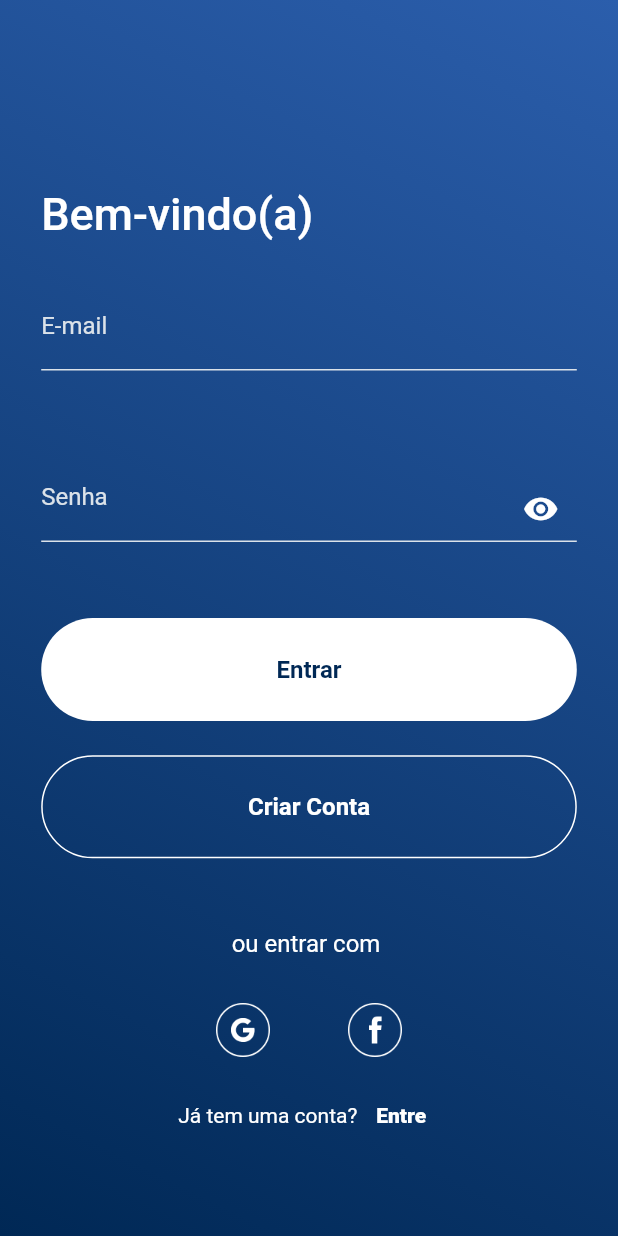
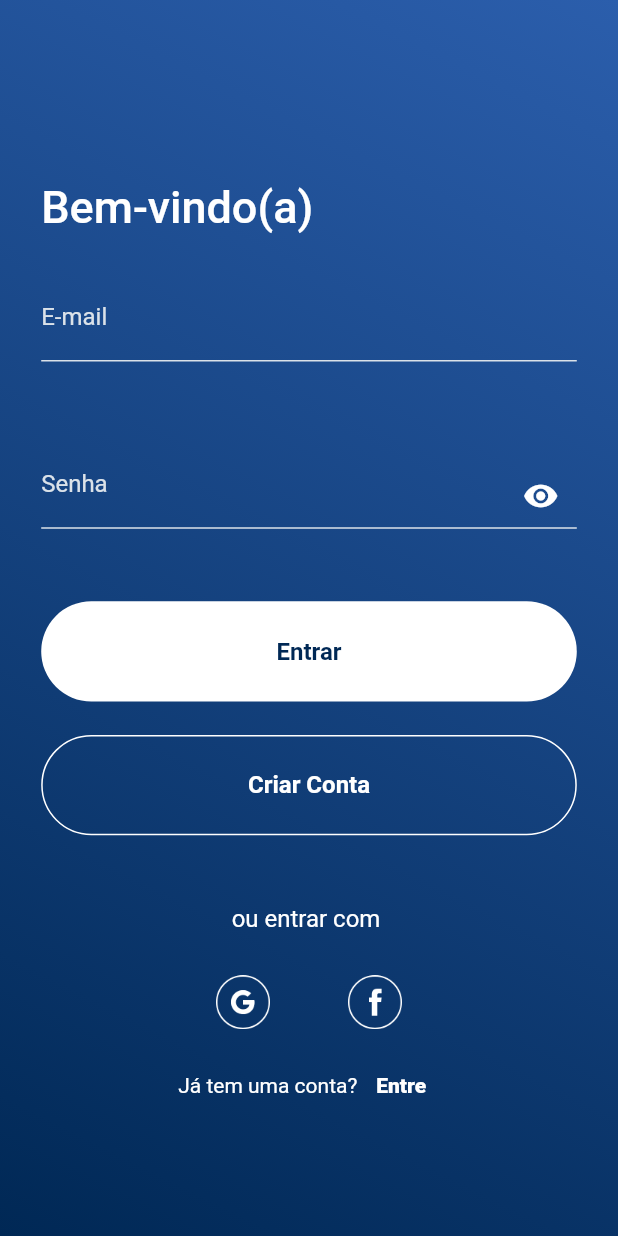
Before and after one commit to rodrigogalhardo/refe_ai, a Flutter app: the Login screen opened directly, on a phone screen of 412 x 824 dp. Run offline on Flutter 3.47's test engine with Material 2 defaults, Android fonts, the phone set to English and light mode, and no system bars; our stand-ins replace bloc, equatable, flutter_bloc, splashscreen; Roboto replaces fonts that are missing (HelveticaNeue).

Commit message:
Pod Fix and app icon

```diff
--- a/lib/features/login/presentation/pages/login.dart
+++ b/lib/features/login/presentation/pages/login.dart
@@ -51,7 +51,7 @@ class _LoginState extends State<Login> {
                 Expanded(flex: 3, child: _buildEntireText()),
                 Expanded(flex: 2, child: _buildSocialLogins()),
                 Expanded(flex: 3, child: _buildForgotPassword()),
-                Expanded(flex: 2, child: Container(color: Colors.transparent)),
+                Expanded(flex: 3, child: Container(color: Colors.transparent)),
               ],
             ),
           ),
--- a/lib/features/signup/presentation/pages/sign.dart
+++ b/lib/features/signup/presentation/pages/sign.dart
@@ -52,7 +52,7 @@ class _SignState extends State<Sign> {
                 Expanded(flex: 4, child: _buildTerms()),
                 Expanded(flex: 3, child: _buildCreateAccountButton()),
                 Expanded(flex: 2, child: _buildForgotPassword()),
-                Expanded(flex: 2, child: Container(color: Colors.transparent))
+                Expanded(flex: 5, child: Container(color: Colors.transparent))
               ],
             ),
           ),
--- a/lib/features/signup/presentation/widgets/signPage.dart
+++ b/lib/features/signup/presentation/widgets/signPage.dart
@@ -18,6 +18,7 @@ class _SignPageState extends State<SignPage> {
     return LayoutBuilder(
       builder: (context, constraints) => SafeArea(
         top: false,
+        bottom: false,
         child: Scaffold(body: _getBody()),
       ),
     );
```
Also changed, not shown: pubspec.yaml (+6 -1 lines), icon/ic_launcher.png (added), icon/logo.png (added), pubspec.lock, 28 other files.
